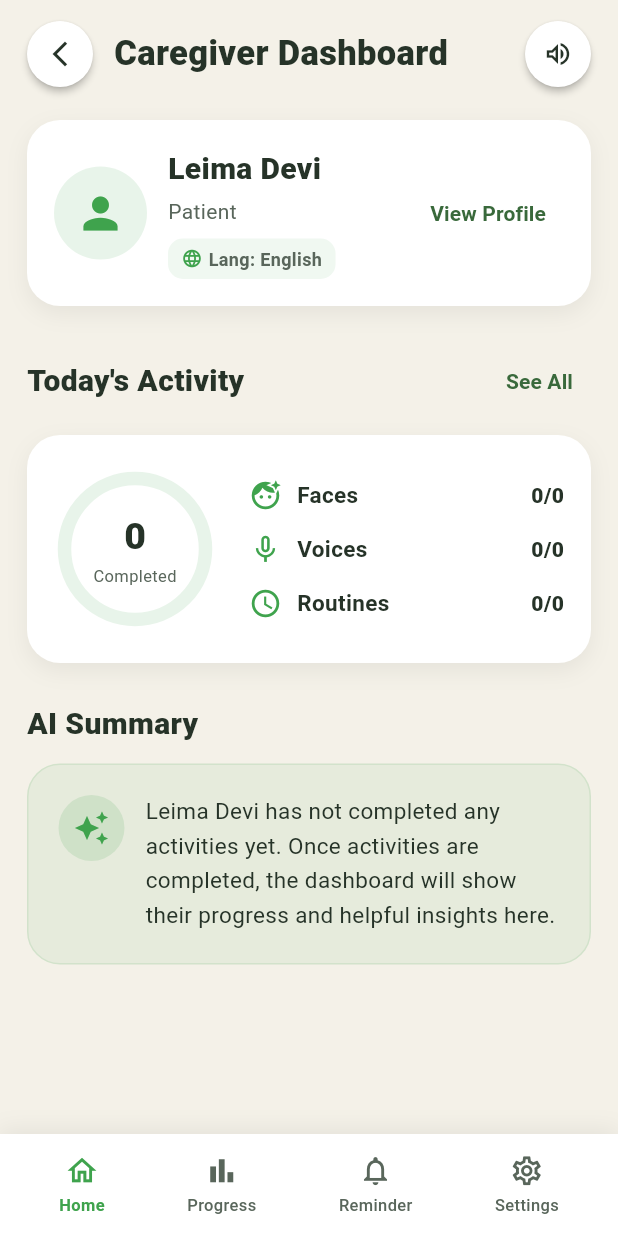
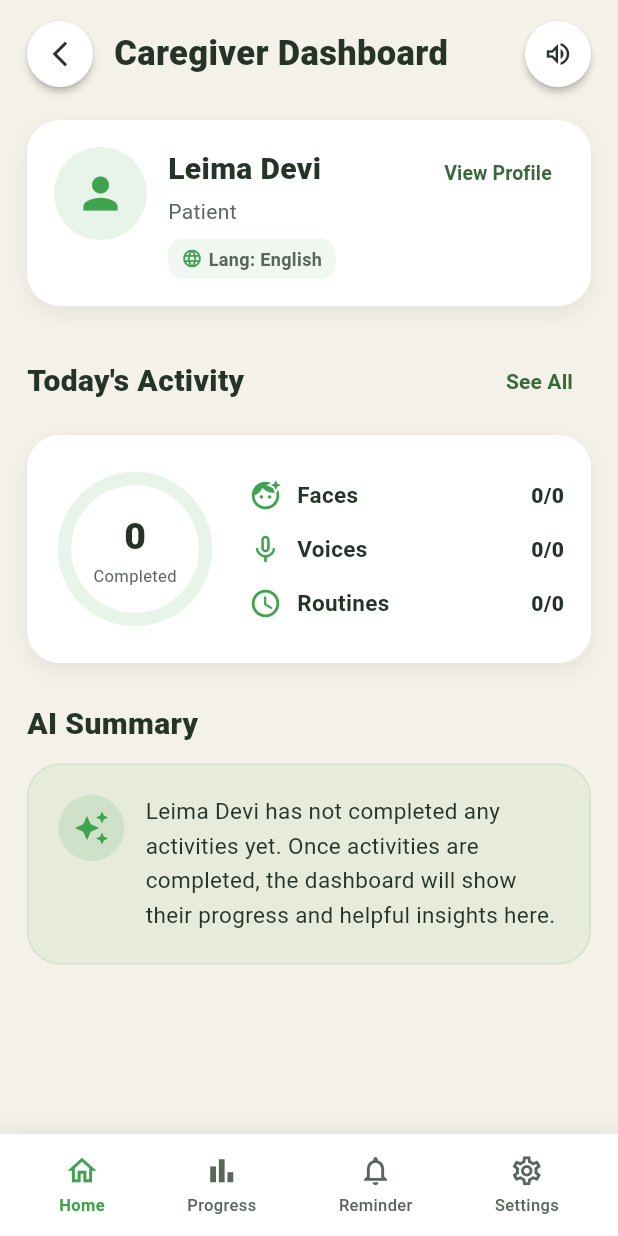
Before and after one commit to dmahi30/YaadSaathi, a Flutter app: the CaregiverDashboardScreen screen opened directly, on a phone screen of 412 x 824 dp. Run offline on Flutter 3.47's test engine with Material 3 defaults, Android fonts, the phone set to English and light mode, and no system bars; our stand-ins replace audioplayers, cloud_firestore, firebase_auth, firebase_core, flutter_tts, image_picker; accounts and stored records are empty.

Commit message:
Fix caregiver dashboard overflow

```diff
--- a/lib/features/caregiver/dashboard/caregiver_dashboard_screen.dart
+++ b/lib/features/caregiver/dashboard/caregiver_dashboard_screen.dart
@@ -88,17 +88,20 @@ class CaregiverDashboardScreen extends StatelessWidget {
             ? PatientNameController.instance.name.trim()
             : patientProfileController.fullName.trim();
 
-    final displayName =
-        patientName.isEmpty ? 'Patient' : patientName;
+    final displayName = patientName.isEmpty ? 'Patient' : patientName;
 
     final age = patientProfileController.age;
     final language = patientProfileController.languageName;
 
-    final faceScore =
-        _getScore(sessions, 'face_name_match');
+    final faceScore = _getScore(
+      sessions,
+      'face_name_match',
+    );
 
-    final faceTotal =
-        _getTotal(sessions, 'face_name_match');
+    final faceTotal = _getTotal(
+      sessions,
+      'face_name_match',
+    );
 
     final voiceScore = _getCategoryScore(
       sessions,
@@ -203,7 +206,9 @@ class CaregiverDashboardScreen extends StatelessWidget {
               ],
             ),
             child: Row(
+              crossAxisAlignment: CrossAxisAlignment.start,
               children: [
+                // Patient icon
                 Container(
                   width: 62,
                   height: 62,
@@ -219,14 +224,18 @@ class CaregiverDashboardScreen extends StatelessWidget {
                     color: AppColors.primaryGreen,
                   ),
                 ),
+
                 const SizedBox(width: 14),
+
+                // Patient information
                 Expanded(
                   child: Column(
-                    crossAxisAlignment:
-                        CrossAxisAlignment.start,
+                    crossAxisAlignment: CrossAxisAlignment.start,
                     children: [
                       Text(
                         displayName,
+                        maxLines: 1,
+                        overflow: TextOverflow.ellipsis,
                         style: const TextStyle(
                           fontSize: 20,
                           fontWeight: FontWeight.w800,
@@ -242,8 +251,10 @@ class CaregiverDashboardScreen extends StatelessWidget {
                         ),
                       ),
                       const SizedBox(height: 8),
+
+                      // Chips wrap instead of forcing a single row.
                       Wrap(
-                        spacing: 8,
+                        spacing: 6,
                         runSpacing: 6,
                         children: [
                           if (age != null)
@@ -261,15 +272,33 @@ class CaregiverDashboardScreen extends StatelessWidget {
                     ],
                   ),
                 ),
-                TextButton(
+
+                const SizedBox(width: 4),
+
+                // Fixed compact width prevents horizontal overflow.
+                SizedBox(
+                  width: 88,
+                  child: TextButton(
                     onPressed: () {
                       // Patient profile navigation
                       // can be connected here.
                     },
+                    style: TextButton.styleFrom(
+                      padding: const EdgeInsets.symmetric(
+                        horizontal: 2,
+                        vertical: 8,
+                      ),
+                      minimumSize: Size.zero,
+                      tapTargetSize:
+                          MaterialTapTargetSize.shrinkWrap,
+                    ),
                     child: const Text(
                       'View Profile',
+                      textAlign: TextAlign.center,
                       style: TextStyle(
                         fontWeight: FontWeight.w700,
+                        fontSize: 13,
+                      ),
                     ),
                   ),
                 ),
@@ -345,25 +374,21 @@ class CaregiverDashboardScreen extends StatelessWidget {
                         ),
                         child: Center(
                           child: Column(
-                            mainAxisSize:
-                                MainAxisSize.min,
+                            mainAxisSize: MainAxisSize.min,
                             children: [
                               Text(
                                 '$completedActivities',
                                 style: const TextStyle(
                                   fontSize: 25,
-                                  fontWeight:
-                                      FontWeight.w800,
-                                  color:
-                                      AppColors.textDark,
+                                  fontWeight: FontWeight.w800,
+                                  color: AppColors.textDark,
                                 ),
                               ),
                               const Text(
                                 'Completed',
                                 style: TextStyle(
                                   fontSize: 11,
-                                  color:
-                                      AppColors.textMedium,
+                                  color: AppColors.textMedium,
                                 ),
                               ),
                             ],
@@ -437,16 +462,14 @@ class CaregiverDashboardScreen extends StatelessWidget {
               ),
             ),
             child: Row(
-              crossAxisAlignment:
-                  CrossAxisAlignment.start,
+              crossAxisAlignment: CrossAxisAlignment.start,
               children: [
                 Container(
                   width: 44,
                   height: 44,
                   decoration: BoxDecoration(
                     shape: BoxShape.circle,
-                    color:
-                        AppColors.primaryGreen.withValues(
+                    color: AppColors.primaryGreen.withValues(
                       alpha: 0.14,
                     ),
                   ),
@@ -616,8 +639,7 @@ class CaregiverDashboardScreen extends StatelessWidget {
           ],
         ),
         child: Row(
-          mainAxisAlignment:
-              MainAxisAlignment.spaceAround,
+          mainAxisAlignment: MainAxisAlignment.spaceAround,
           children: [
             _navItem(
               icon: Icons.home_outlined,
@@ -811,12 +833,12 @@ class CaregiverDashboardScreen extends StatelessWidget {
 
     if (faceTotal == 0) {
       return '$patientName has completed '
-          '$completedActivities activity${completedActivities == 1 ? '' : 'ies'}. '
+          '$completedActivities activity'
+          '${completedActivities == 1 ? '' : 'ies'}. '
           'More activities will help build a clearer picture of progress.';
     }
 
-    final percentage =
-        (faceScore / faceTotal) * 100;
+    final percentage = (faceScore / faceTotal) * 100;
 
     if (percentage >= 80) {
       return '$patientName is doing well with memory activities. '
@@ -877,8 +899,7 @@ class _ProgressPainter extends CustomPainter {
       backgroundPaint,
     );
 
-    final progress =
-        completed > 0 ? 1.0 : 0.0;
+    final progress = completed > 0 ? 1.0 : 0.0;
 
     canvas.drawArc(
       Rect.fromCircle(
```
Lines whose indentation alone changed are shown as unchanged.
